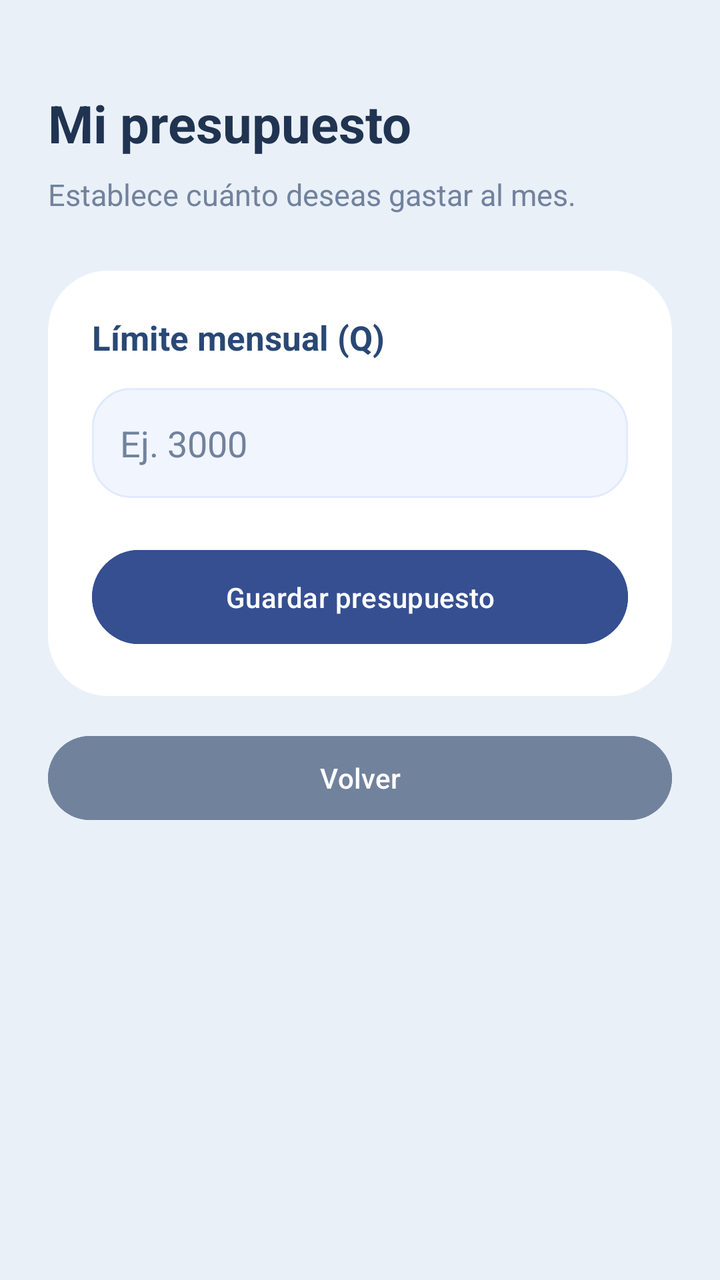
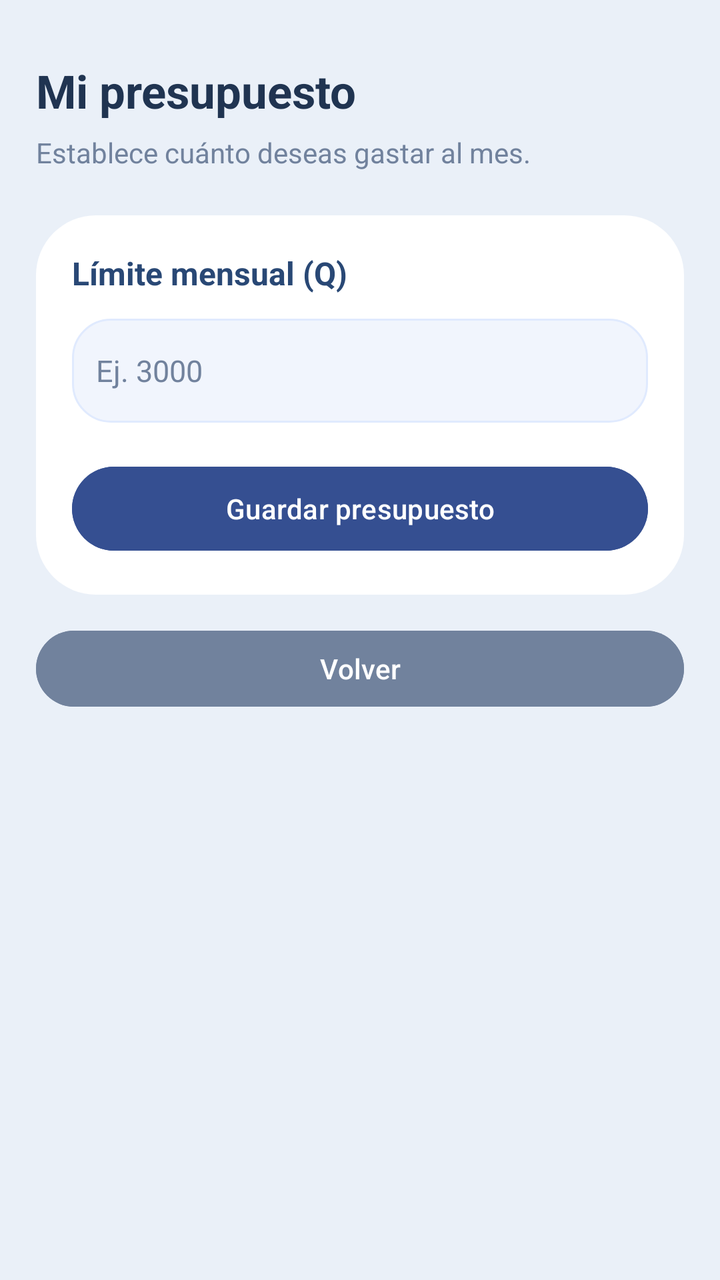

An Android layout rendered at two revisions. The XML below is the earlier revision; the diff shows what the commit changed to produce the second picture.
<!-- AndroidManifest.xml: application theme Theme.ControlGastos -->
<!-- res/layout/activity_presupuesto.xml -->
<?xml version="1.0" encoding="utf-8"?>
<ScrollView
    xmlns:android="http://schemas.android.com/apk/res/android"
    android:layout_width="match_parent"
    android:layout_height="match_parent"
    android:background="#EAF0F8">

    <LinearLayout
        android:layout_width="match_parent"
        android:layout_height="wrap_content"
        android:orientation="vertical"
        android:padding="24dp">

        <TextView
            android:layout_width="match_parent"
            android:layout_height="wrap_content"
            android:text="Mi presupuesto"
            android:textColor="#203451"
            android:textSize="26sp"
            android:textStyle="bold"
            android:layout_marginTop="20dp"/>

        <TextView
            android:layout_width="match_parent"
            android:layout_height="wrap_content"
            android:text="Establece cuánto deseas gastar al mes."
            android:textColor="#71829D"
            android:textSize="15sp"
            android:layout_marginTop="8dp"/>

        <LinearLayout
            android:layout_width="match_parent"
            android:layout_height="wrap_content"
            android:orientation="vertical"
            android:background="@drawable/fondo_tarjeta_registro"
            android:padding="22dp"
            android:layout_marginTop="28dp">

            <TextView
                android:layout_width="match_parent"
                android:layout_height="wrap_content"
                android:text="Límite mensual (Q)"
                android:textColor="#294875"
                android:textSize="17sp"
                android:textStyle="bold"/>

            <EditText
                android:id="@+id/edtPresupuesto"
                android:layout_width="match_parent"
                android:layout_height="55dp"
                android:layout_marginTop="14dp"
                android:background="@drawable/fondo_campo_registro"
                android:hint="Ej. 3000"
                android:inputType="numberDecimal"
                android:padding="14dp"
                android:textColor="#203451"
                android:textColorHint="#71829D"/>

            <Button
                android:id="@+id/btnGuardarPresupuesto"
                android:layout_width="match_parent"
                android:layout_height="55dp"
                android:layout_marginTop="22dp"
                android:backgroundTint="#354F91"
                android:text="Guardar presupuesto"
                android:textColor="#FFFFFF"/>

        </LinearLayout>

        <Button
            android:id="@+id/btnVolverPresupuesto"
            android:layout_width="match_parent"
            android:layout_height="50dp"
            android:layout_marginTop="16dp"
            android:backgroundTint="#71829D"
            android:text="Volver"
            android:textColor="#FFFFFF"/>

    </LinearLayout>
</ScrollView>
<!-- resources referenced by this layout -->
<resources>
  <!-- drawable fondo_campo_registro (drawable) -->
  <?xml version="1.0" encoding="utf-8"?>
  <shape xmlns:android="http://schemas.android.com/apk/res/android">
      <solid android:color="#F1F5FD" />
      <stroke
          android:width="1dp"
          android:color="#E0EAFE" />
      <corners android:radius="19dp" />
  </shape>
  <!-- drawable fondo_tarjeta_registro (drawable) -->
  <?xml version="1.0" encoding="utf-8"?>
  <shape xmlns:android="http://schemas.android.com/apk/res/android">
      <solid android:color="#FFFFFF" />
      <corners android:radius="30dp" />
  </shape>
  <style name="Theme.ControlGastos" parent="Base.Theme.ControlGastos" />
  <style name="Base.Theme.ControlGastos" parent="Theme.Material3.DayNight.NoActionBar">
  
          <item name="colorPrimary">@color/colorPrimary</item>
          <item name="colorSecondary">@color/colorSecondary</item>
          <item name="android:colorBackground">@color/colorFondo</item>
          <item name="colorSurface">@color/colorTarjeta</item>
          <item name="colorOnSurface">@color/colorTexto</item>
          <item name="android:windowLightStatusBar">?attr/isLightTheme</item>
  
      </style>
  <color name="colorPrimary">#315FA9</color>
  <color name="colorSecondary">#4386F4</color>
  <color name="colorFondo">#EAF0F8</color>
  <color name="colorTarjeta">#FFFFFF</color>
  <color name="colorTexto">#203451</color>
</resources>

<!-- the commit's change to res/layout/activity_presupuesto.xml (unified diff, before → after) -->
@@ -3,78 +3,84 @@
     xmlns:android="http://schemas.android.com/apk/res/android"
     android:layout_width="match_parent"
     android:layout_height="match_parent"
-    android:background="#EAF0F8">
+    android:background="#EAF0F8"
+    android:fillViewport="true">
 
     <LinearLayout
         android:layout_width="match_parent"
         android:layout_height="wrap_content"
         android:orientation="vertical"
-        android:padding="24dp">
+        android:padding="18dp">
 
         <TextView
             android:layout_width="match_parent"
             android:layout_height="wrap_content"
             android:text="Mi presupuesto"
             android:textColor="#203451"
-            android:textSize="26sp"
+            android:textSize="23sp"
             android:textStyle="bold"
-            android:layout_marginTop="20dp"/>
+            android:layout_marginTop="12dp"/>
 
         <TextView
             android:layout_width="match_parent"
             android:layout_height="wrap_content"
             android:text="Establece cuánto deseas gastar al mes."
             android:textColor="#71829D"
-            android:textSize="15sp"
-            android:layout_marginTop="8dp"/>
+            android:textSize="14sp"
+            android:layout_marginTop="6dp"/>
 
         <LinearLayout
             android:layout_width="match_parent"
             android:layout_height="wrap_content"
             android:orientation="vertical"
             android:background="@drawable/fondo_tarjeta_registro"
-            android:padding="22dp"
-            android:layout_marginTop="28dp">
+            android:padding="18dp"
+            android:layout_marginTop="22dp">
 
             <TextView
                 android:layout_width="match_parent"
                 android:layout_height="wrap_content"
                 android:text="Límite mensual (Q)"
                 android:textColor="#294875"
-                android:textSize="17sp"
+                android:textSize="16sp"
                 android:textStyle="bold"/>
 
             <EditText
                 android:id="@+id/edtPresupuesto"
                 android:layout_width="match_parent"
-                android:layout_height="55dp"
-                android:layout_marginTop="14dp"
+                android:layout_height="52dp"
+                android:layout_marginTop="12dp"
                 android:background="@drawable/fondo_campo_registro"
                 android:hint="Ej. 3000"
                 android:inputType="numberDecimal"
-                android:padding="14dp"
+                android:padding="12dp"
                 android:textColor="#203451"
-                android:textColorHint="#71829D"/>
+                android:textColorHint="#71829D"
+                android:textSize="15sp"/>
 
             <Button
                 android:id="@+id/btnGuardarPresupuesto"
                 android:layout_width="match_parent"
-                android:layout_height="55dp"
-                android:layout_marginTop="22dp"
+                android:layout_height="50dp"
+                android:layout_marginTop="18dp"
                 android:backgroundTint="#354F91"
                 android:text="Guardar presupuesto"
-                android:textColor="#FFFFFF"/>
+                android:textColor="#FFFFFF"
+                android:textAllCaps="false"
+                android:textSize="14sp"/>
 
         </LinearLayout>
 
         <Button
             android:id="@+id/btnVolverPresupuesto"
             android:layout_width="match_parent"
-            android:layout_height="50dp"
-            android:layout_marginTop="16dp"
+            android:layout_height="46dp"
+            android:layout_marginTop="14dp"
             android:backgroundTint="#71829D"
             android:text="Volver"
-            android:textColor="#FFFFFF"/>
+            android:textColor="#FFFFFF"
+            android:textAllCaps="false"
+            android:textSize="14sp"/>
 
     </LinearLayout>
 </ScrollView>
